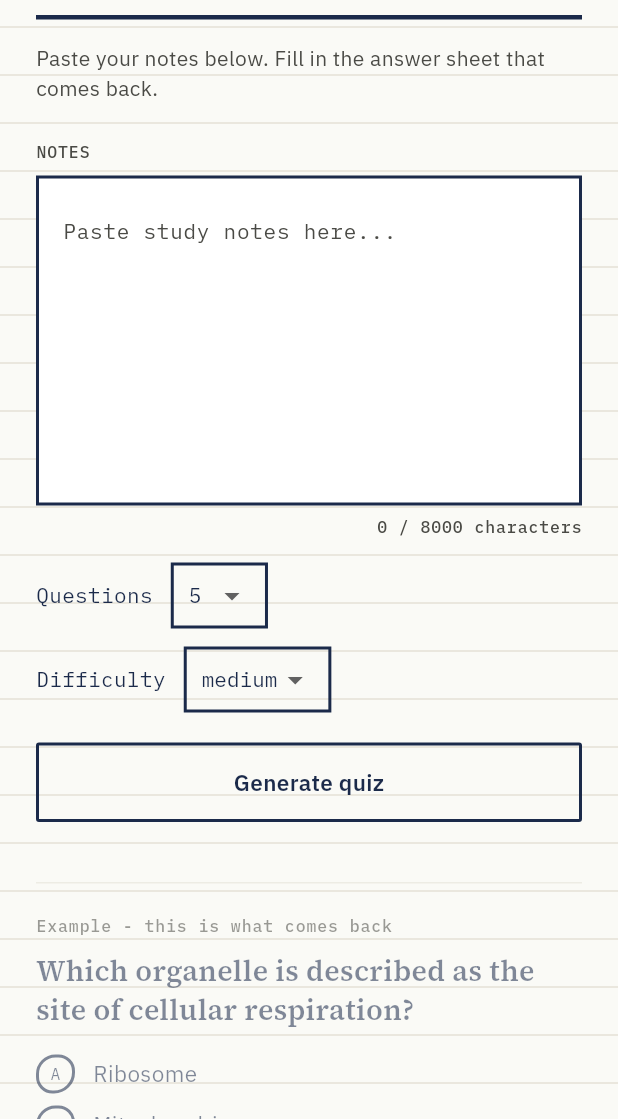
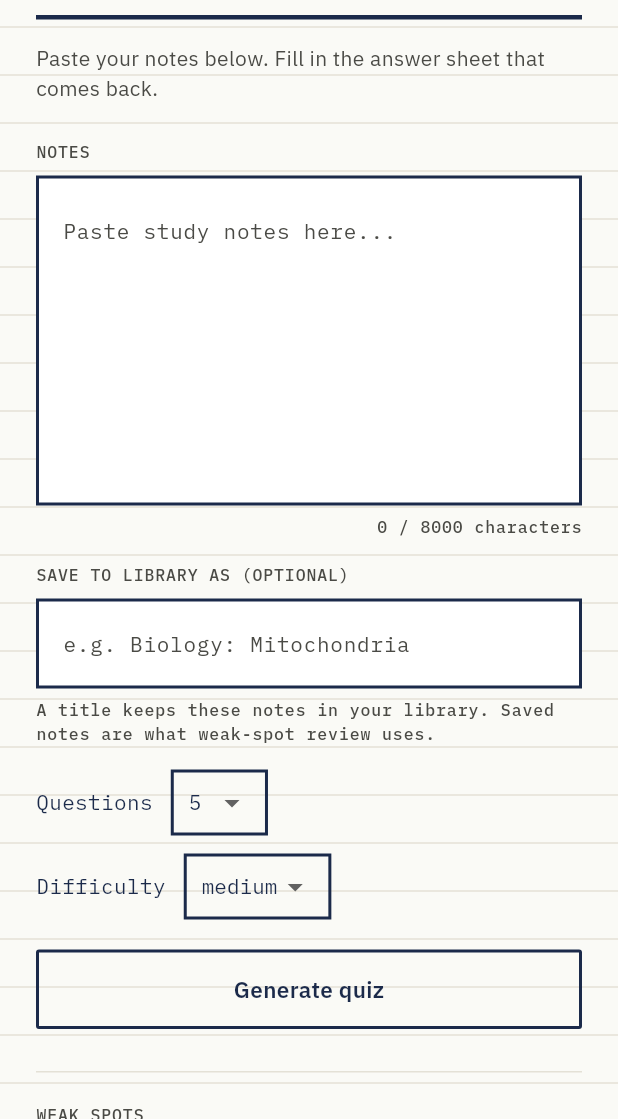
Before and after one commit to ChrisMantelos/ai-study-buddy, a Flutter app: the screen it shows after launch, on a phone screen of 412 x 824 dp, the part 117-1236 px from its top. Run offline on Flutter 3.47's test engine with Material 3 defaults, Android fonts, the phone set to English and light mode, and no system bars; our stand-ins replace google_fonts.

Commit message:
Add title input for quiz notes and update logic
Added a title input field to the quiz generation screen. Updated the quiz generation logic to save notes with an optional title.

```diff
--- a/frontend/lib/main.dart
+++ b/frontend/lib/main.dart
@@ -42,25 +42,74 @@ class HomeScreen extends StatefulWidget {
 class _HomeScreenState extends State<HomeScreen> {
   final api = StudyBuddyApi(baseUrl: backendUrl);
   final notesController = TextEditingController();
+  final titleController = TextEditingController();
   int numQuestions = 5;
   String difficulty = 'medium';
-  bool loading = false;
+  // Which action is running: 'quiz', 'weak', or null when idle.
+  String? busy;
   String? errorMessage;
+  // The last note saved to the library, so that pressing the button again (for
+  // example after a failed quiz) does not store the same note twice.
+  String? lastSavedKey;
 
   Future<void> generateQuiz() async {
-    if (notesController.text.trim().isEmpty) {
+    final notes = notesController.text.trim();
+    final title = titleController.text.trim();
+    if (notes.isEmpty) {
       setState(() => errorMessage = 'Paste some notes first.');
       return;
     }
 
     setState(() {
-      loading = true;
+      busy = 'quiz';
       errorMessage = null;
     });
 
     try {
+      // With a title, the note is also saved to the library and the quiz is
+      // recorded under that title, so "Review my weak spots" can use its score.
+      if (title.isNotEmpty) {
+        final key = '$title\n$notes';
+        if (key != lastSavedKey) {
+          await api.addNote(title: title, text: notes);
+          lastSavedKey = key;
+        }
+      }
       final result = await api.generateQuiz(
-        notes: notesController.text.trim(),
+        notes: notes,
+        numQuestions: numQuestions,
+        difficulty: difficulty,
+        source: title.isEmpty ? null : title,
+      );
+      if (!mounted) return;
+      Navigator.of(context).push(
+        MaterialPageRoute(
+          builder: (_) => QuizScreen(api: api, result: result),
+        ),
+      );
+    } on QuizApiException catch (e) {
+      if (mounted) setState(() => errorMessage = e.message);
+    } finally {
+      if (mounted) setState(() => busy = null);
+    }
+  }
+
+  Future<void> reviewWeakSpots() async {
+    setState(() {
+      busy = 'weak';
+      errorMessage = null;
+    });
+
+    try {
+      // Cheap check first (no AI): is there any score to learn from?
+      final spots = await api.fetchWeakSpots();
+      if (spots.isEmpty) {
+        throw QuizApiException(
+          'No scores for saved notes yet. Give your notes a title under '
+          '"Save to library as", finish a quiz, then come back here.',
+        );
+      }
+      final result = await api.generateWeakSpotQuiz(
         numQuestions: numQuestions,
         difficulty: difficulty,
       );
@@ -71,9 +120,9 @@ class _HomeScreenState extends State<HomeScreen> {
         ),
       );
     } on QuizApiException catch (e) {
-      setState(() => errorMessage = e.message);
+      if (mounted) setState(() => errorMessage = e.message);
     } finally {
-      if (mounted) setState(() => loading = false);
+      if (mounted) setState(() => busy = null);
     }
   }
 
@@ -143,6 +192,36 @@ class _HomeScreenState extends State<HomeScreen> {
                       ),
                     ),
                     const SizedBox(height: 16),
+                    Text('SAVE TO LIBRARY AS (OPTIONAL)', style: StudyText.label),
+                    const SizedBox(height: 8),
+                    Container(
+                      padding:
+                          const EdgeInsets.symmetric(horizontal: 16, vertical: 4),
+                      decoration: BoxDecoration(
+                        color: Colors.white,
+                        border: Border.all(color: StudyColors.ink, width: 2),
+                      ),
+                      child: TextField(
+                        controller: titleController,
+                        maxLength: 200,
+                        style: StudyText.mono,
+                        decoration: InputDecoration(
+                          border: InputBorder.none,
+                          counterText: '',
+                          hintText: 'e.g. Biology: Mitochondria',
+                          hintStyle: StudyText.mono.copyWith(
+                            color: StudyColors.inkSoft,
+                          ),
+                        ),
+                      ),
+                    ),
+                    const SizedBox(height: 6),
+                    Text(
+                      'A title keeps these notes in your library. '
+                      'Saved notes are what weak-spot review uses.',
+                      style: StudyText.label,
+                    ),
+                    const SizedBox(height: 16),
                     Wrap(
                       spacing: 24,
                       runSpacing: 12,
@@ -201,18 +280,35 @@ class _HomeScreenState extends State<HomeScreen> {
                     const SizedBox(height: 20),
                     HighlighterButton(
                       label: 'Generate quiz',
-                      onPressed: loading ? null : generateQuiz,
-                      child: loading
-                          ? const SizedBox(
-                              height: 18,
-                              width: 18,
-                              child: CircularProgressIndicator(
-                                strokeWidth: 2,
-                                color: StudyColors.ink,
-                              ),
-                            )
+                      onPressed: busy != null ? null : generateQuiz,
+                      child: busy == 'quiz'
+                          ? const _Spinner()
                           : Text(
                               'Generate quiz',
+                              style: StudyText.body.copyWith(
+                                fontWeight: FontWeight.w600,
+                              ),
+                            ),
+                    ),
+                    const SizedBox(height: 28),
+                    Container(height: 1, color: StudyColors.paperLine),
+                    const SizedBox(height: 20),
+                    Text('WEAK SPOTS', style: StudyText.label),
+                    const SizedBox(height: 6),
+                    Text(
+                      'Builds a quiz from your saved notes where your scores are '
+                      'lowest. An agent reads your history first, so this takes '
+                      'longer than a normal quiz.',
+                      style: StudyText.bodySoft,
+                    ),
+                    const SizedBox(height: 12),
+                    HighlighterButton(
+                      label: 'Review my weak spots',
+                      onPressed: busy != null ? null : reviewWeakSpots,
+                      child: busy == 'weak'
+                          ? const _Spinner()
+                          : Text(
+                              'Review my weak spots',
                               style: StudyText.body.copyWith(
                                 fontWeight: FontWeight.w600,
                               ),
@@ -338,3 +434,19 @@ class _ExampleQuestionPreview extends StatelessWidget {
     );
   }
 }
+
+class _Spinner extends StatelessWidget {
+  const _Spinner();
+
+  @override
+  Widget build(BuildContext context) {
+    return const SizedBox(
+      height: 18,
+      width: 18,
+      child: CircularProgressIndicator(
+        strokeWidth: 2,
+        color: StudyColors.ink,
+      ),
+    );
+  }
+}
```
